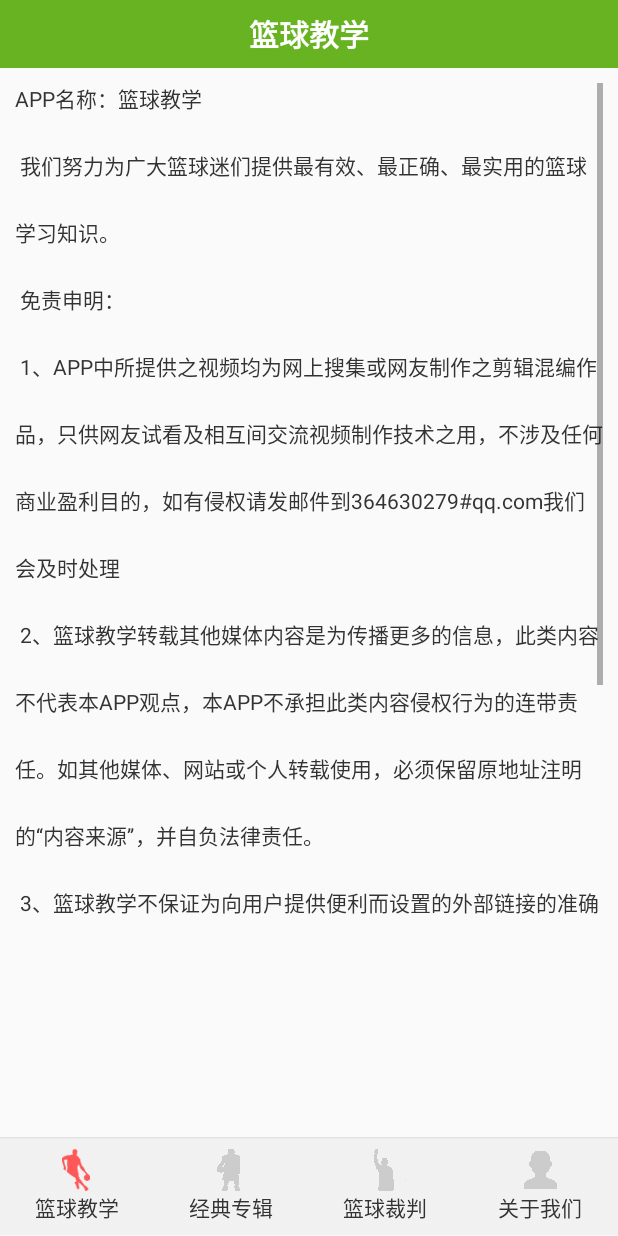
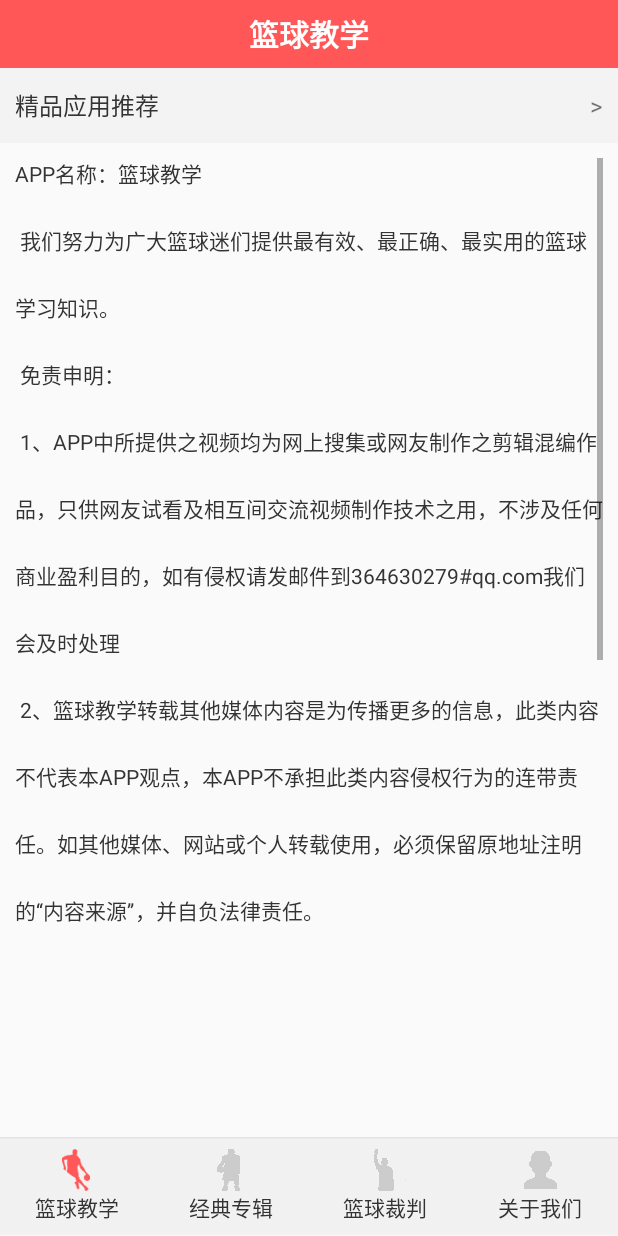
Before and after one commit to panxp/android, an Android app: the fragment AboutusFragment placed in its activity, on a phone screen of 412 x 824 dp. Run offline under Robolectric (Android 15) with nearby library versions, the phone set to English and light mode, and no system bars; libraries missing offline, so code that uses them is left out: com.qq.e, com.readystatesoftware.systembartint, com.umeng.analytics; 8 statements that could not run were skipped.

Commit message:
working on v1.0

```diff
--- a/app/src/main/AndroidManifest.xml
+++ b/app/src/main/AndroidManifest.xml
@@ -19,7 +19,7 @@
     <application
 
         android:allowBackup="true"
-        android:icon="@drawable/ic_launcher"
+        android:icon="@mipmap/icon"
         android:label="@string/app_name"
         android:supportsRtl="true"
         android:theme="@style/AppTheme">
--- a/app/src/main/java/basketball/com/sports/AboutusFragment.java
+++ b/app/src/main/java/basketball/com/sports/AboutusFragment.java
@@ -1,24 +1,40 @@
 package basketball.com.sports;
 
+import android.content.pm.ActivityInfo;
 import android.os.Bundle;
 import android.support.v4.app.Fragment;
 import android.text.method.ScrollingMovementMethod;
+import android.util.Log;
 import android.view.LayoutInflater;
 import android.view.View;
 import android.view.ViewGroup;
+import android.widget.Button;
+import android.widget.LinearLayout;
 import android.widget.TextView;
 
+import com.qq.e.ads.appwall.APPWall;
 import com.umeng.analytics.MobclickAgent;
 
-public class AboutusFragment extends Fragment
-{
+public class AboutusFragment extends Fragment {
+    LinearLayout recommendApp;
+
     @Override
     public View onCreateView(LayoutInflater inflater, ViewGroup container,
-			Bundle savedInstanceState)
-	{
+                             Bundle savedInstanceState) {
         View view = inflater.inflate(R.layout.tab03, container, false);
-		TextView textView = (TextView)view.findViewById(R.id.aboutus);
+        TextView textView = (TextView) view.findViewById(R.id.aboutus);
         textView.setMovementMethod(ScrollingMovementMethod.getInstance());
+
+        recommendApp = (LinearLayout) view.findViewById(R.id.recommend_app);
+        recommendApp.setOnClickListener(new View.OnClickListener() {
+            //为找到的button设置监听
+            @Override
+            //重写onClick函数
+            public void onClick(View v) {
+                myClickMethod(v);
+            }
+        });
+
         return view;
     }
 
@@ -26,8 +42,24 @@ public class AboutusFragment extends Fragment
         super.onResume();
         MobclickAgent.onPageStart("AboutusFragment"); //统计页面，"MainScreen"为页面名称，可自定义
     }
+
     public void onPause() {
         super.onPause();
         MobclickAgent.onPageEnd("AboutusFragment");
     }
+
+    public void myClickMethod(View v) {
+        switch (v.getId()) {
+            case R.id.recommend_app:
+                Log.i("SSSS","----------");
+               // APPWall wall = new APPWall(getActivity(), Constants.APPID, Constants.APPWallPosID);
+              //  wall.setScreenOrientation(ActivityInfo.SCREEN_ORIENTATION_PORTRAIT);
+              //  wall.doShowAppWall();
+                break;
+            default:
+                break;
         }
+    }
+
+
+}
--- a/app/src/main/res/layout/tab03.xml
+++ b/app/src/main/res/layout/tab03.xml
@@ -2,13 +2,51 @@
 <LinearLayout xmlns:android="http://schemas.android.com/apk/res/android"
     android:layout_width="match_parent"
     android:layout_height="match_parent"
-    android:orientation="vertical" >
+    android:orientation="vertical">
+
+    <LinearLayout
+        android:layout_width="match_parent"
+        android:layout_height="50dp"
+        android:background="#f3f3f3"
+        android:orientation="horizontal"
+        android:clickable="true"
+        android:onClick="myClickMethod"
+        android:id="@+id/recommend_app"
+        >
+
+        <TextView
+            android:layout_width="wrap_content"
+            android:layout_height="50dp"
+            android:layout_marginLeft="10dp"
+
+            android:gravity="center_vertical"
+            android:text="精品应用推荐"
+            android:textColor="#333333"
+
+            android:textSize="16dp" />
+
+        <TextView
+            android:layout_width="fill_parent"
+            android:layout_height="50dp"
+            android:layout_marginRight="10dp"
+            android:gravity="right"
+            android:text=">"
+            android:textSize="16dp"
+
+            />
+    </LinearLayout>
+
+
     <TextView
         android:id="@+id/aboutus"
         android:layout_width="match_parent"
         android:layout_height="fill_parent"
+        android:layout_margin="10dp"
+        android:layout_weight="1"
         android:gravity="left"
-        android:layout_margin="10dp"
+        android:lineSpacingExtra="3dp"
+        android:lineSpacingMultiplier="2"
+        android:scrollbars="vertical"
         android:text="APP名称：篮球教学\n
 我们努力为广大篮球迷们提供最有效、最正确、最实用的篮球学习知识。\n
 免责申明：\n
@@ -17,12 +55,11 @@
 3、篮球教学不保证为向用户提供便利而设置的外部链接的准确性和完整性，同时，对于该等外部链接指向的不由篮球教学实际控制的任何的内容，篮球教学不承担任何责任。\n
 4、篮球教学所刊载的所有资料及图表仅供参考使用,用户明确同意其使用篮球教学网络服务所存在的风险将完全由其自己承担,本APP对用户不承担任何责任。\n
 "
+        android:textColor="#333333"
         android:textSize="14sp"
-        android:textColor="#333333"
-        android:scrollbars="vertical"
-        android:lineSpacingExtra="3dp"
-        android:lineSpacingMultiplier="2"
         android:textStyle="normal"
 
         />
+
+
 </LinearLayout>
--- a/app/src/main/res/values/colors.xml
+++ b/app/src/main/res/values/colors.xml
@@ -3,5 +3,5 @@
     <color name="colorPrimary">#3F51B5</color>
     <color name="colorPrimaryDark">#303F9F</color>
     <color name="colorAccent">#FF4081</color>
-    <color name="colorNavBar">#68B227</color>
+    <color name="colorNavBar">#FF5959</color>
 </resources>
```
Also changed, not shown: app/src/main/java/basketball/com/sports/RefereeFragment.java (+3 -9 lines), app/src/main/java/basketball/com/sports/VideoAdapter.java (+18 -16 lines), app/src/main/res/drawable-hdpi/title_bar.png, app/src/main/res/drawable-hdpi/title_barbak.png (added), app/src/main/res/mipmap-hdpi/icon.png (added). Lines whose indentation alone changed are shown as unchanged.
